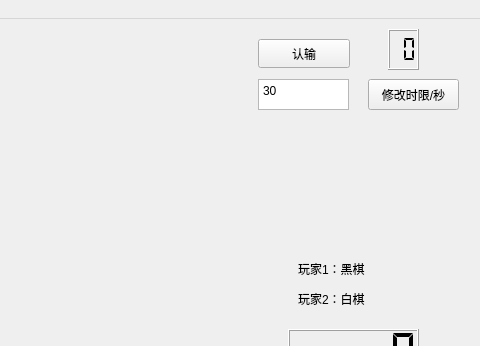
Before: the Qt Designer form NoGowithStart/mainwindow.ui in Zhouyutian22/NoGoTeam3, drawn with Qt 5; both pictures show x 212 to 692 and y 0 to 346 of the 692 by 448 pixel window.
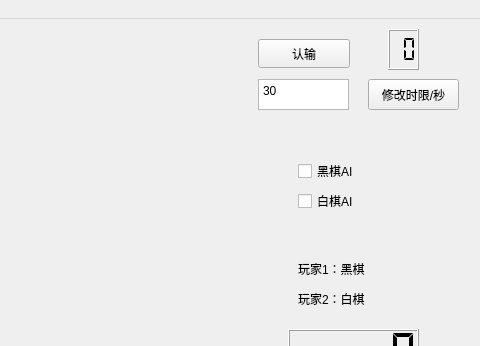
After: the same form once the commit is applied.

The edit to the form file:
```diff
--- a/NoGowithStart/mainwindow.ui
+++ b/NoGowithStart/mainwindow.ui
@@ -123,6 +123,32 @@
      <enum>QLCDNumber::Flat</enum>
     </property>
    </widget>
+   <widget class="QCheckBox" name="BlackBot">
+    <property name="geometry">
+     <rect>
+      <x>510</x>
+      <y>140</y>
+      <width>115</width>
+      <height>24</height>
+     </rect>
+    </property>
+    <property name="text">
+     <string>黑棋AI</string>
+    </property>
+   </widget>
+   <widget class="QCheckBox" name="WhiteBot">
+    <property name="geometry">
+     <rect>
+      <x>510</x>
+      <y>170</y>
+      <width>115</width>
+      <height>24</height>
+     </rect>
+    </property>
+    <property name="text">
+     <string>白棋AI</string>
+    </property>
+   </widget>
   </widget>
   <widget class="QMenuBar" name="menubar">
    <property name="geometry">
```
